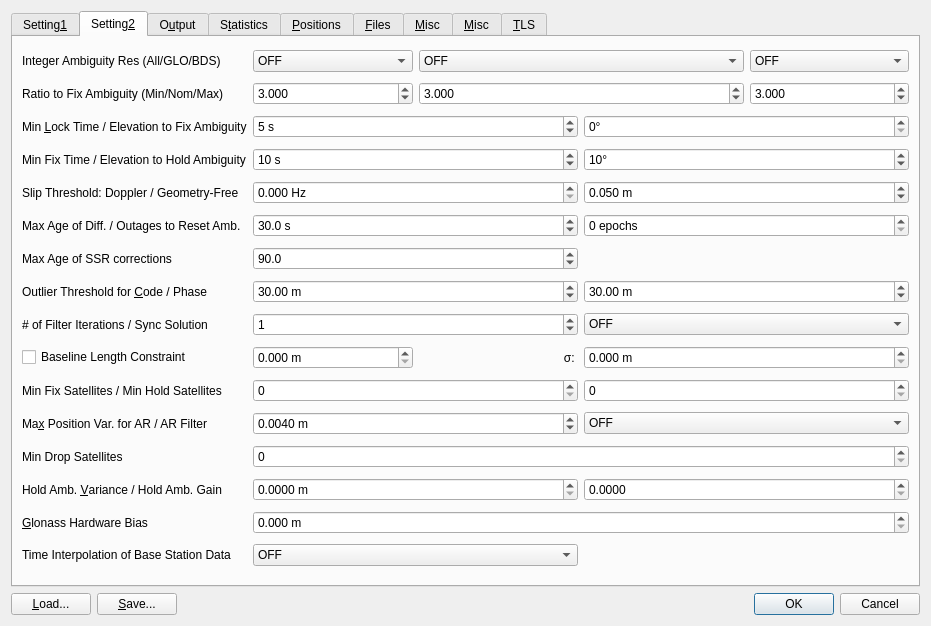
This is app/qtapp/appcmn_qt/navi_post_opt.ui in ourairquality/RTKLIB as Qt 5 draws it before an edit. The edited form follows.
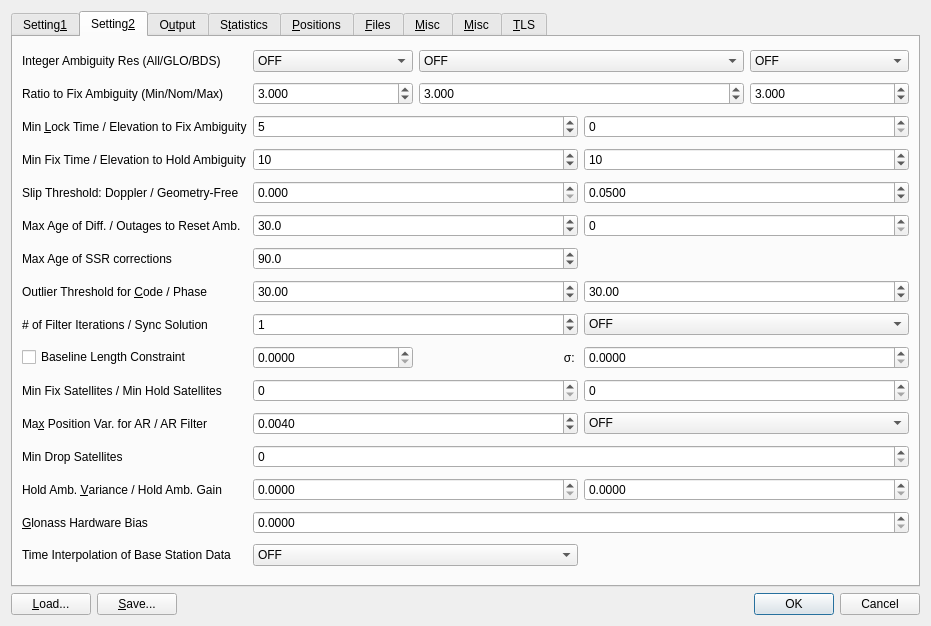
This is the edited form. Icons and pictures are not drawn. Custom widgets are drawn as their Qt base class.

Commit message:
qtapp: avoid input unit suffix
Avoid bundling a unit suffix onto numerical input boxes. While this
helps presentation it frustrates copying values into these boxed. Move
the units to the associate box name or help box.

Increase the number of decimal places for latitude and longitude from
9 to 14. Attempts to paste a numerical value with more decimal places
would fail and this avoids this frustration, up to 14 decimal places.

For distances use 4 decimal places more consistently.

The edit to the form file:
```diff
--- a/app/qtapp/appcmn_qt/navi_post_opt.ui
+++ b/app/qtapp/appcmn_qt/navi_post_opt.ui
@@ -752,16 +752,13 @@
        <item row="16" column="3" colspan="2">
         <widget class="QDoubleSpinBox" name="sBBaselineSig">
          <property name="toolTip">
-          <string>&lt;html&gt;&lt;head/&gt;&lt;body&gt;&lt;p&gt;Define the standard deviation of the baseline length constraint in moving‐base mode (option: &lt;span style=&quot; font-style:italic;&quot;&gt;pos2-basesig).&lt;/span&gt;&lt;/p&gt;&lt;/body&gt;&lt;/html&gt;</string>
-         </property>
-         <property name="suffix">
-          <string> m</string>
+          <string>&lt;html&gt;&lt;head/&gt;&lt;body&gt;&lt;p&gt;Define the standard deviation (m) of the baseline length constraint in moving‐base mode (option: &lt;span style=&quot; font-style:italic;&quot;&gt;pos2-basesig).&lt;/span&gt;&lt;/p&gt;&lt;/body&gt;&lt;/html&gt;</string>
          </property>
          <property name="decimals">
-          <number>3</number>
+          <number>4</number>
          </property>
          <property name="maximum">
-          <double>1000000.000000000000000</double>
+          <double>1000000.0000</double>
          </property>
         </widget>
        </item>
@@ -778,16 +775,13 @@
        <item row="18" column="1" colspan="2">
         <widget class="QDoubleSpinBox" name="sBMaxPositionVarAR">
          <property name="toolTip">
-          <string>&lt;html&gt;&lt;head/&gt;&lt;body&gt;&lt;p&gt;Maximum position variance for ambiguity resolution (option: &lt;span style=&quot; font-style:italic;&quot;&gt;pos2-arthres1&lt;/span&gt;).&lt;/p&gt;&lt;/body&gt;&lt;/html&gt;</string>
-         </property>
-         <property name="suffix">
-          <string> m</string>
+          <string>&lt;html&gt;&lt;head/&gt;&lt;body&gt;&lt;p&gt;Maximum position variance (m^2) for ambiguity resolution (option: &lt;span style=&quot; font-style:italic;&quot;&gt;pos2-arthres1&lt;/span&gt;).&lt;/p&gt;&lt;/body&gt;&lt;/html&gt;</string>
          </property>
          <property name="decimals">
           <number>4</number>
          </property>
          <property name="value">
-          <double>0.004000000000000</double>
+          <double>0.0040</double>
          </property>
         </widget>
        </item>
@@ -804,10 +798,7 @@
        <item row="5" column="1" colspan="2">
         <widget class="QSpinBox" name="sBLockCountFixAmbiguity">
          <property name="toolTip">
-          <string>&lt;html&gt;&lt;head/&gt;&lt;body&gt;&lt;p&gt;Define the minimum lock count to fix integer ambiguity. If the lock count is less than the value, the ambiguity is excluded from the fixed integer vector (option: &lt;span style=&quot; font-style:italic;&quot;&gt;pos2-arlockcnt&lt;/span&gt;).&lt;/p&gt;&lt;/body&gt;&lt;/html&gt;</string>
-         </property>
-         <property name="suffix">
-          <string> s</string>
+          <string>&lt;html&gt;&lt;head/&gt;&lt;body&gt;&lt;p&gt;Define the minimum lock count to fix integer ambiguity (s). If the lock count is less than the value, the ambiguity is excluded from the fixed integer vector (option: &lt;span style=&quot; font-style:italic;&quot;&gt;pos2-arlockcnt&lt;/span&gt;).&lt;/p&gt;&lt;/body&gt;&lt;/html&gt;</string>
          </property>
          <property name="maximum">
           <number>3600</number>
@@ -837,16 +828,13 @@
        <item row="16" column="1">
         <widget class="QDoubleSpinBox" name="sBBaselineLen">
          <property name="toolTip">
-          <string>&lt;html&gt;&lt;head/&gt;&lt;body&gt;&lt;p&gt;Define the constraint of the baseline length in moving‐base mode (option: &lt;span style=&quot; font-style:italic;&quot;&gt;pos2-baselen).&lt;/span&gt;&lt;/p&gt;&lt;/body&gt;&lt;/html&gt;</string>
-         </property>
-         <property name="suffix">
-          <string> m</string>
+          <string>&lt;html&gt;&lt;head/&gt;&lt;body&gt;&lt;p&gt;Define the constraint of the baseline length (m) in moving‐base mode (option: &lt;span style=&quot; font-style:italic;&quot;&gt;pos2-baselen).&lt;/span&gt;&lt;/p&gt;&lt;/body&gt;&lt;/html&gt;</string>
          </property>
          <property name="decimals">
-          <number>3</number>
+          <number>4</number>
          </property>
          <property name="maximum">
-          <double>1000000.000000000000000</double>
+          <double>1000000.0000</double>
          </property>
         </widget>
        </item>
@@ -870,16 +858,13 @@
        <item row="9" column="3" colspan="2">
         <widget class="QDoubleSpinBox" name="sBSlipThreshold">
          <property name="toolTip">
-          <string>&lt;html&gt;&lt;head/&gt;&lt;body&gt;&lt;p&gt;Define the cycle‐slip threshold of geometry‐free LC carrier‐phase difference between epochs (option: &lt;span style=&quot; font-style:italic;&quot;&gt;pos2-slipthres&lt;/span&gt;)&lt;/p&gt;&lt;/body&gt;&lt;/html&gt;</string>
-         </property>
-         <property name="suffix">
-          <string> m</string>
+          <string>&lt;html&gt;&lt;head/&gt;&lt;body&gt;&lt;p&gt;Define the cycle‐slip threshold of geometry‐free LC carrier‐phase difference (m) between epochs (option: &lt;span style=&quot; font-style:italic;&quot;&gt;pos2-slipthres&lt;/span&gt;)&lt;/p&gt;&lt;/body&gt;&lt;/html&gt;</string>
          </property>
          <property name="decimals">
-          <number>3</number>
+          <number>4</number>
          </property>
          <property name="value">
-          <double>0.050000000000000</double>
+          <double>0.0500</double>
          </property>
         </widget>
        </item>
@@ -909,19 +894,16 @@
        <item row="11" column="1" colspan="2">
         <widget class="QDoubleSpinBox" name="sBMaxAgeDifferences">
          <property name="toolTip">
-          <string>&lt;html&gt;&lt;head/&gt;&lt;body&gt;&lt;p&gt;Define the maximum value of age of differential between the rover and the base station (option: &lt;span style=&quot; font-style:italic;&quot;&gt;pos2-maxage&lt;/span&gt;) &lt;/p&gt;&lt;/body&gt;&lt;/html&gt;</string>
-         </property>
-         <property name="suffix">
-          <string> s</string>
+          <string>&lt;html&gt;&lt;head/&gt;&lt;body&gt;&lt;p&gt;Define the maximum value of age of differential (s) between the rover and the base station (option: &lt;span style=&quot; font-style:italic;&quot;&gt;pos2-maxage&lt;/span&gt;) &lt;/p&gt;&lt;/body&gt;&lt;/html&gt;</string>
          </property>
          <property name="decimals">
           <number>1</number>
          </property>
          <property name="maximum">
-          <double>3600.000000000000000</double>
+          <double>3600.0</double>
          </property>
          <property name="value">
-          <double>30.000000000000000</double>
+          <double>30.0</double>
          </property>
         </widget>
        </item>
@@ -944,16 +926,13 @@
        <item row="5" column="3" colspan="2">
         <widget class="QDoubleSpinBox" name="sBElevationMaskAR">
          <property name="toolTip">
-          <string>&lt;html&gt;&lt;head/&gt;&lt;body&gt;&lt;p&gt;Define the minimum elevation angle to fix integer ambiguity. If the elevation angle is less than the value, the ambiguity is excluded from the fixed integer vector (option: &lt;span style=&quot; font-style:italic;&quot;&gt;pos2-arelmask&lt;/span&gt;).&lt;/p&gt;&lt;/body&gt;&lt;/html&gt;</string>
-         </property>
-         <property name="suffix">
-          <string>°</string>
+          <string>&lt;html&gt;&lt;head/&gt;&lt;body&gt;&lt;p&gt;Define the minimum elevation angle (deg) to fix integer ambiguity. If the elevation angle is less than the value, the ambiguity is excluded from the fixed integer vector (option: &lt;span style=&quot; font-style:italic;&quot;&gt;pos2-arelmask&lt;/span&gt;).&lt;/p&gt;&lt;/body&gt;&lt;/html&gt;</string>
          </property>
          <property name="decimals">
           <number>0</number>
          </property>
          <property name="maximum">
-          <double>90.000000000000000</double>
+          <double>90</double>
          </property>
         </widget>
        </item>
@@ -989,9 +968,6 @@
          <property name="toolTip">
           <string>&lt;html&gt;&lt;head/&gt;&lt;body&gt;&lt;p&gt;Set the cycle-slip threshold (m/s) of difference between doppler and carrier phase difference between epochs, 0 = disabled (option: &lt;span style=&quot; font-style:italic;&quot;&gt;pos2-dopthres).&lt;/span&gt;&lt;/p&gt;&lt;/body&gt;&lt;/html&gt;</string>
          </property>
-         <property name="suffix">
-          <string> Hz</string>
-         </property>
          <property name="decimals">
           <number>3</number>
          </property>
@@ -1002,30 +978,24 @@
          <property name="toolTip">
           <string>&lt;html&gt;&lt;head/&gt;&lt;body&gt;&lt;p&gt;Set relative GLONASS hardware bias in meters per frequency slot. Used only when pos2-gloarmode is&lt;/p&gt;&lt;p&gt;set to “autocal” and is used to specify the interchannel bias between two different receiver manufacturers  (option: &lt;span style=&quot; font-style:italic;&quot;&gt;pos2-arthres2&lt;/span&gt;).&lt;/p&gt;&lt;/body&gt;&lt;/html&gt;</string>
          </property>
-         <property name="suffix">
-          <string> m</string>
-         </property>
          <property name="decimals">
-          <number>3</number>
+          <number>4</number>
          </property>
         </widget>
        </item>
        <item row="13" column="1" colspan="2">
         <widget class="QDoubleSpinBox" name="sBRejectCode">
          <property name="toolTip">
-          <string>&lt;html&gt;&lt;head/&gt;&lt;body&gt;&lt;p&gt;Set the reject threshold of GDOP (option: &lt;span style=&quot; font-style:italic;&quot;&gt;pos2-rejgdop&lt;/span&gt;). &lt;/p&gt;&lt;p&gt;If the GDOP is over the value, the observable is excluded for the estimation process as an outlier.&lt;/p&gt;&lt;/body&gt;&lt;/html&gt;</string>
-         </property>
-         <property name="suffix">
-          <string> m</string>
+          <string>&lt;html&gt;&lt;head/&gt;&lt;body&gt;&lt;p&gt;Set the reject threshold (m) of GDOP (option: &lt;span style=&quot; font-style:italic;&quot;&gt;pos2-rejgdop&lt;/span&gt;). &lt;/p&gt;&lt;p&gt;If the GDOP is over the value, the observable is excluded for the estimation process as an outlier.&lt;/p&gt;&lt;/body&gt;&lt;/html&gt;</string>
          </property>
          <property name="decimals">
           <number>2</number>
          </property>
          <property name="maximum">
-          <double>1000.000000000000000</double>
+          <double>1000.00</double>
          </property>
          <property name="value">
-          <double>30.000000000000000</double>
+          <double>30.00</double>
          </property>
         </widget>
        </item>
@@ -1129,19 +1099,16 @@
        <item row="7" column="3" colspan="2">
         <widget class="QDoubleSpinBox" name="sBElevationMaskHold">
          <property name="toolTip">
-          <string>&lt;html&gt;&lt;head/&gt;&lt;body&gt;&lt;p&gt;Define the minimum elevation angle to hold ambiguity in ʺFix and Holdʺ integer ambiguity resolution mode (option: &lt;span style=&quot; font-style:italic;&quot;&gt;pos2-elmaskhold&lt;/span&gt;)&lt;/p&gt;&lt;/body&gt;&lt;/html&gt;</string>
-         </property>
-         <property name="suffix">
-          <string>°</string>
+          <string>&lt;html&gt;&lt;head/&gt;&lt;body&gt;&lt;p&gt;Define the minimum elevation angle (deg) to hold ambiguity in ʺFix and Holdʺ integer ambiguity resolution mode (option: &lt;span style=&quot; font-style:italic;&quot;&gt;pos2-elmaskhold&lt;/span&gt;)&lt;/p&gt;&lt;/body&gt;&lt;/html&gt;</string>
          </property>
          <property name="decimals">
           <number>0</number>
          </property>
          <property name="maximum">
-          <double>90.000000000000000</double>
+          <double>90</double>
          </property>
          <property name="value">
-          <double>10.000000000000000</double>
+          <double>10</double>
          </property>
         </widget>
        </item>
@@ -1168,10 +1135,7 @@
        <item row="7" column="1" colspan="2">
         <widget class="QSpinBox" name="sBFixCountHoldAmbiguity">
          <property name="toolTip">
-          <string>&lt;html&gt;&lt;head/&gt;&lt;body&gt;&lt;p&gt;Define the minimum fix count to hold ambiguity in &amp;quot;Fix and Hold&amp;quot; integer ambiguity resolution mode (option: &lt;span style=&quot; font-style:italic;&quot;&gt;pos2-arminfix&lt;/span&gt;).&lt;/p&gt;&lt;/body&gt;&lt;/html&gt;</string>
-         </property>
-         <property name="suffix">
-          <string> s</string>
+          <string>&lt;html&gt;&lt;head/&gt;&lt;body&gt;&lt;p&gt;Define the minimum (s) fix count to hold ambiguity in &amp;quot;Fix and Hold&amp;quot; integer ambiguity resolution mode (option: &lt;span style=&quot; font-style:italic;&quot;&gt;pos2-arminfix&lt;/span&gt;).&lt;/p&gt;&lt;/body&gt;&lt;/html&gt;</string>
          </property>
          <property name="maximum">
           <number>1000</number>
@@ -1186,17 +1150,14 @@
          <property name="toolTip">
           <string>&lt;html&gt;&lt;head/&gt;&lt;body&gt;&lt;p&gt;Set the reject threshold (m) of the kalman filter innovations (option: &lt;span style=&quot; font-style:italic;&quot;&gt;pos2-rejphase&lt;/span&gt;). &lt;/p&gt;&lt;p&gt;If the carrier phase innovation is over the value, the observable is excluded for the estimation process as an outlier. The innovation threshold is multiplied by the carrier phase/pseudorange error ratio to generate the threshold for pseudorange innovations.&lt;/p&gt;&lt;/body&gt;&lt;/html&gt;</string>
          </property>
-         <property name="suffix">
-          <string> m</string>
-         </property>
          <property name="decimals">
           <number>2</number>
          </property>
          <property name="maximum">
-          <double>1000.000000000000000</double>
+          <double>1000.00</double>
          </property>
          <property name="value">
-          <double>30.000000000000000</double>
+          <double>30.00</double>
          </property>
         </widget>
        </item>
@@ -1246,10 +1207,7 @@
        <item row="11" column="3" colspan="2">
         <widget class="QSpinBox" name="sBOutageCountResetAmbiguity">
          <property name="toolTip">
-          <string>&lt;html&gt;&lt;head/&gt;&lt;body&gt;&lt;p&gt;Set the outage count to reset ambiguity. If the data outage count is over the value, the estimated ambiguity is reset to the initial value (option &lt;span style=&quot; font-style:italic;&quot;&gt;pos2-aroutcnt).&lt;/span&gt;&lt;span style=&quot; font-family:'monospace';&quot;&gt;&lt;br/&gt;&lt;/span&gt;&lt;/p&gt;&lt;/body&gt;&lt;/html&gt;</string>
-         </property>
-         <property name="suffix">
-          <string> epochs</string>
+          <string>&lt;html&gt;&lt;head/&gt;&lt;body&gt;&lt;p&gt;Set the outage count (epochs) to reset ambiguity. If the data outage count is over the value, the estimated ambiguity is reset to the initial value (option &lt;span style=&quot; font-style:italic;&quot;&gt;pos2-aroutcnt).&lt;/span&gt;&lt;span style=&quot; font-family:'monospace';&quot;&gt;&lt;br/&gt;&lt;/span&gt;&lt;/p&gt;&lt;/body&gt;&lt;/html&gt;</string>
          </property>
         </widget>
        </item>
@@ -1273,10 +1231,7 @@
        <item row="20" column="1" colspan="2">
         <widget class="QDoubleSpinBox" name="sBVarHoldAmb">
          <property name="toolTip">
-          <string>&lt;html&gt;&lt;head/&gt;&lt;body&gt;&lt;p&gt;Set variance for ambiguity hold feedback. Acts asinverse ambiguity tracking gain (option: &lt;span style=&quot; font-style:italic;&quot;&gt;pos2-varholdamb&lt;/span&gt;).&lt;/p&gt;&lt;/body&gt;&lt;/html&gt;</string>
-         </property>
-         <property name="suffix">
-          <string> m</string>
+          <string>&lt;html&gt;&lt;head/&gt;&lt;body&gt;&lt;p&gt;Set variance (m^2) for ambiguity hold feedback. Acts asinverse ambiguity tracking gain (option: &lt;span style=&quot; font-style:italic;&quot;&gt;pos2-varholdamb&lt;/span&gt;).&lt;/p&gt;&lt;/body&gt;&lt;/html&gt;</string>
          </property>
          <property name="decimals">
           <number>4</number>
```
Left out of the diff: 204 changed lines with no effect on the pictures. The commit also changes 16 other files.
